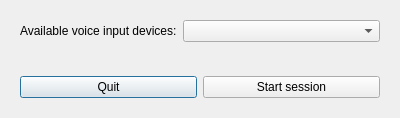
Old version of the form src/voicechatcontroller.ui in the repository willamm/CommAudio.
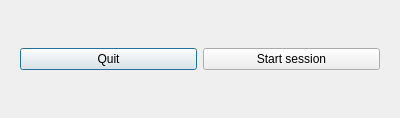
New version of the form. The open tabs and pages were chosen to show the change.

Commit message: connections now end properly

```diff
--- a/src/voicechatcontroller.ui
+++ b/src/voicechatcontroller.ui
@@ -21,20 +21,6 @@
      </property>
      <widget class="QWidget" name="hostPage">
       <layout class="QVBoxLayout" name="verticalLayout_2">
-       <item>
-        <layout class="QFormLayout" name="hostLayout">
-         <item row="0" column="0">
-          <widget class="QLabel" name="availableVoiceInputDevicesLabel">
-           <property name="text">
-            <string>Available voice input devices:</string>
-           </property>
-          </widget>
-         </item>
-         <item row="0" column="1">
-          <widget class="QComboBox" name="availableVoiceInputDevicesComboBox"/>
-         </item>
-        </layout>
-       </item>
        <item>
         <layout class="QHBoxLayout" name="horizontalLayout">
          <item>
```
Left out of the diff: 2 changed lines with no effect on the pictures. The commit also changes 1 other file.
